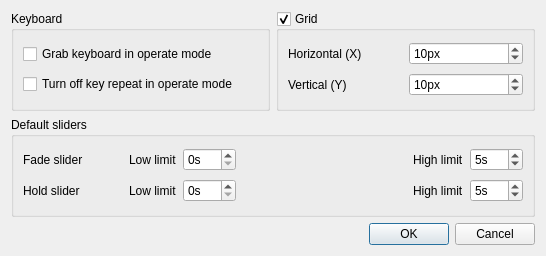
First picture: the form in branches/qt4/main/src/virtualconsoleproperties.ui, repository Bondzio/qlc, before the edit.
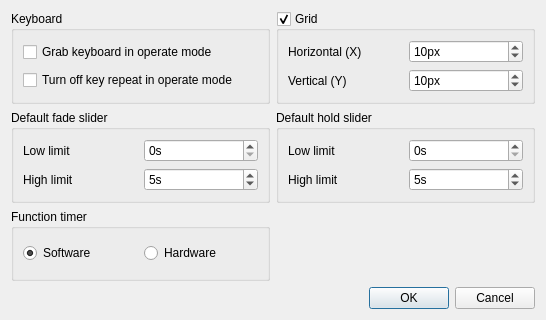
Second picture: the form after the edit.

```diff
--- a/branches/qt4/main/src/virtualconsoleproperties.ui
+++ b/branches/qt4/main/src/virtualconsoleproperties.ui
@@ -6,16 +6,14 @@
     <x>0</x>
     <y>0</y>
     <width>546</width>
-    <height>256</height>
+    <height>320</height>
    </rect>
   </property>
   <property name="windowTitle" >
    <string>Virtual Console properties</string>
   </property>
-  <layout class="QVBoxLayout" >
-   <item>
-    <layout class="QHBoxLayout" >
-     <item>
+  <layout class="QGridLayout" name="gridLayout_3" >
+   <item row="0" column="0" >
       <widget class="QGroupBox" name="m_keyboardGroup" >
        <property name="title" >
         <string>Keyboard</string>
@@ -44,7 +42,7 @@
        </layout>
       </widget>
      </item>
-     <item>
+   <item row="0" column="1" >
       <widget class="QGroupBox" name="m_gridGroup" >
        <property name="toolTip" >
         <string>Use a grid layout for virtual console widgets</string>
@@ -105,35 +103,20 @@
        </layout>
       </widget>
      </item>
-    </layout>
-   </item>
-   <item>
-    <widget class="QGroupBox" name="groupBox_3" >
+   <item row="1" column="0" >
+    <widget class="QGroupBox" name="m_defaultFadeGroup" >
      <property name="title" >
-      <string>Default sliders</string>
+      <string>Default fade slider</string>
      </property>
-     <layout class="QGridLayout" >
+     <layout class="QGridLayout" name="gridLayout" >
       <item row="0" column="0" >
-       <widget class="QLabel" name="label_3" >
-        <property name="minimumSize" >
-         <size>
-          <width>100</width>
-          <height>0</height>
-         </size>
-        </property>
-        <property name="text" >
-         <string>Fade slider</string>
-        </property>
-       </widget>
-      </item>
-      <item row="0" column="1" >
-       <widget class="QLabel" name="label_5" >
+       <widget class="QLabel" name="m_lowFadeLabel" >
         <property name="text" >
          <string>Low limit</string>
         </property>
        </widget>
       </item>
-      <item row="0" column="2" >
+      <item row="0" column="1" >
        <widget class="QSpinBox" name="m_fadeLowSpin" >
         <property name="toolTip" >
          <string>Lowest value that can be set to the 'fade' bus with the default sliders</string>
@@ -146,27 +129,14 @@
         </property>
        </widget>
       </item>
-      <item row="0" column="3" >
-       <spacer>
-        <property name="orientation" >
-         <enum>Qt::Horizontal</enum>
-        </property>
-        <property name="sizeHint" stdset="0" >
-         <size>
-          <width>40</width>
-          <height>20</height>
-         </size>
-        </property>
-       </spacer>
-      </item>
-      <item row="0" column="4" >
-       <widget class="QLabel" name="label_7" >
+      <item row="1" column="0" >
+       <widget class="QLabel" name="m_highFadeLabel" >
         <property name="text" >
          <string>High limit</string>
         </property>
        </widget>
       </item>
-      <item row="0" column="5" >
+      <item row="1" column="1" >
        <widget class="QSpinBox" name="m_fadeHighSpin" >
         <property name="toolTip" >
          <string>Highest value that can be set to the 'fade' bus with the default sliders</string>
@@ -185,27 +155,33 @@
         </property>
        </widget>
       </item>
-      <item row="1" column="0" >
-       <widget class="QLabel" name="label_4" >
-        <property name="minimumSize" >
-         <size>
-          <width>100</width>
-          <height>0</height>
-         </size>
-        </property>
-        <property name="text" >
-         <string>Hold slider</string>
-        </property>
+     </layout>
+     <zorder>m_fadeSliderLabel</zorder>
+     <zorder>m_lowFadeLabel</zorder>
+     <zorder>m_fadeLowSpin</zorder>
+     <zorder>m_fadeHighSpin</zorder>
+     <zorder>m_holdSliderLabel</zorder>
+     <zorder>m_lowHoldLabel</zorder>
+     <zorder>m_holdLowSpin</zorder>
+     <zorder>m_highHoldLabel</zorder>
+     <zorder>m_holdHighSpin</zorder>
+     <zorder>m_highFadeLabel</zorder>
        </widget>
       </item>
       <item row="1" column="1" >
-       <widget class="QLabel" name="label_6" >
+    <widget class="QGroupBox" name="m_defaultHoldGroup" >
+     <property name="title" >
+      <string>Default hold slider</string>
+     </property>
+     <layout class="QGridLayout" name="gridLayout_2" >
+      <item row="0" column="0" >
+       <widget class="QLabel" name="m_lowHoldLabel" >
         <property name="text" >
          <string>Low limit</string>
         </property>
        </widget>
       </item>
-      <item row="1" column="2" >
+      <item row="0" column="1" >
        <widget class="QSpinBox" name="m_holdLowSpin" >
         <property name="toolTip" >
          <string>Lowest value that can be set to the 'hold' bus with the default sliders</string>
@@ -218,27 +194,14 @@
         </property>
        </widget>
       </item>
-      <item row="1" column="3" >
-       <spacer>
-        <property name="orientation" >
-         <enum>Qt::Horizontal</enum>
-        </property>
-        <property name="sizeHint" stdset="0" >
-         <size>
-          <width>40</width>
-          <height>20</height>
-         </size>
-        </property>
-       </spacer>
-      </item>
-      <item row="1" column="4" >
-       <widget class="QLabel" name="label_8" >
+      <item row="1" column="0" >
+       <widget class="QLabel" name="m_highHoldLabel" >
         <property name="text" >
          <string>High limit</string>
         </property>
        </widget>
       </item>
-      <item row="1" column="5" >
+      <item row="1" column="1" >
        <widget class="QSpinBox" name="m_holdHighSpin" >
         <property name="toolTip" >
          <string>Highest value that can be set to the 'hold' bus with the default sliders</string>
@@ -260,7 +223,39 @@
      </layout>
     </widget>
    </item>
+   <item row="2" column="0" >
+    <widget class="QGroupBox" name="m_functionTimerGroup" >
+     <property name="title" >
+      <string>Function timer</string>
+     </property>
+     <layout class="QHBoxLayout" name="horizontalLayout" >
    <item>
+       <widget class="QRadioButton" name="m_softwareTimerRadio" >
+        <property name="toolTip" >
+         <string>Use a sleep-based software timer to run functions. Requires slightly more resources than hardware timer.</string>
+        </property>
+        <property name="text" >
+         <string>Software</string>
+        </property>
+        <property name="checked" >
+         <bool>true</bool>
+        </property>
+       </widget>
+      </item>
+      <item>
+       <widget class="QRadioButton" name="m_hardwareTimerRadio" >
+        <property name="toolTip" >
+         <string>Use your PC hardware clock to run functions. Requires slightly less resources than software timer.</string>
+        </property>
+        <property name="text" >
+         <string>Hardware</string>
+        </property>
+       </widget>
+      </item>
+     </layout>
+    </widget>
+   </item>
+   <item row="3" column="0" colspan="2" >
     <widget class="QDialogButtonBox" name="m_buttonBox" >
      <property name="orientation" >
       <enum>Qt::Horizontal</enum>
```
Lines whose indentation alone changed are shown as unchanged.
